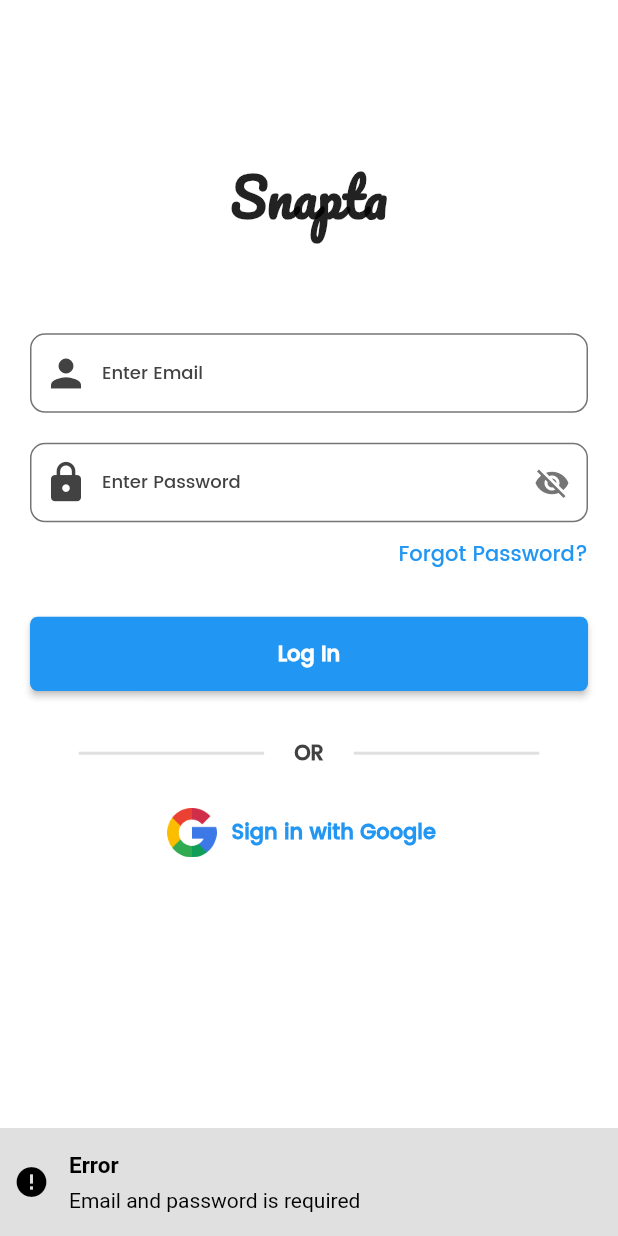
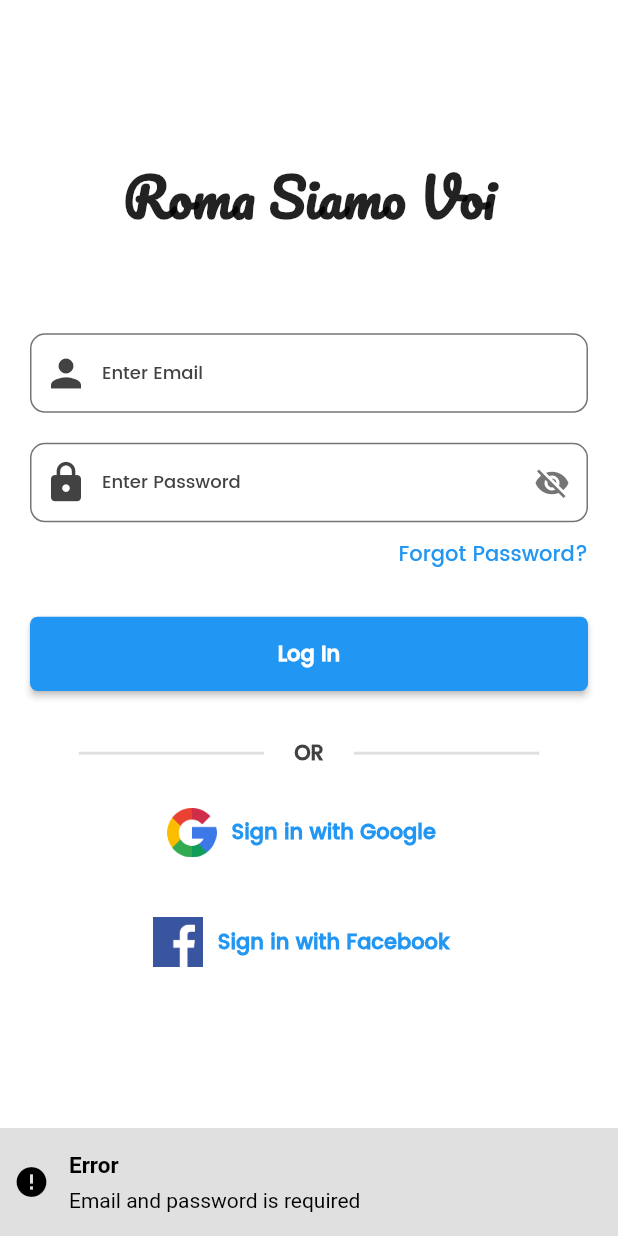
Before and after one commit to TechorraTeam/roma_siamo, a Flutter app: the screen it shows after launch, after a tap on "Log In", on a phone screen of 412 x 824 dp. Run offline on Flutter 3.47's test engine with Material 2 defaults, Android fonts, the phone set to English and light mode, and no system bars; drawn by our look-alikes of another_flushbar; our stand-ins replace cached_network_image, cloud_firestore, csc_picker, firebase_auth, firebase_core, firebase_messaging and 16 more; missing offline and left inert: fancy_drawer, flutter_facebook_login, giphy_get, linkable, photofilters, video_compress and 1 more; accounts and stored records are empty.

Commit message:
setup done

```diff
--- a/lib/Notification/notification.dart
+++ b/lib/Notification/notification.dart
@@ -5,9 +5,7 @@ import 'dart:convert';
 
 import 'package:pressfame_new/constant/global.dart';
 
-String serverKey =
-    "AAAAupZgIbg:APA91bELaqXMVzLrzQRjU1NTQRbZlI6iqqQ76U2DaqNO6izr2Q3Ej-OBTo1Z31sH3Je1BXeSHV3s2a46KJoKRyE0hAqjUFO4Bt7VIlCrNuFeUBs3e3Elp_vrLOPZOLBAKaFh5vuWLiNi";
-
+String serverKey = "AAAA6LfdX64:APA91bGqet2wIVyUpb6rpGOyW2MCr1NfeJQuaWwZ8ZHyMXMPsWPwIZEpQyryvVyxlmVk-uNaq_-PJ4M8Eb_m8hg0ZygJ68LqoNXV3BDL-PX_CrjM7ubR4ZBbmIpb-oQ1HU1K3M_tZjYW";
 setNotificationData(
     String peerId, String type, String message, String redirectId) {
   var time = DateTime.now().millisecondsSinceEpoch.toString();
--- a/lib/Screens/home.dart
+++ b/lib/Screens/home.dart
@@ -260,9 +260,9 @@ class _HomeState extends State<Home> with SingleTickerProviderStateMixin {
               backgroundColor: appColorWhite,
               elevation: 0,
               title: Text(
-                "Snapta",
+                "Roma Siamo Voi",
                 style: GoogleFonts.pacifico(
-                    fontSize: 25,
+                    fontSize: 22,
                     fontWeight: FontWeight.bold,
                     color: appColorBlack),
               ),
--- a/lib/Screens/login.dart
+++ b/lib/Screens/login.dart
@@ -1,4 +1,5 @@
 import 'dart:async';
+import 'dart:convert';
 import 'package:cloud_firestore/cloud_firestore.dart';
 import 'package:firebase_auth/firebase_auth.dart';
 import 'package:firebase_messaging/firebase_messaging.dart';
@@ -15,6 +16,9 @@ import 'package:flutter/cupertino.dart';
 import 'package:pressfame_new/share_preference/preferencesKey.dart';
 import 'package:shared_preferences/shared_preferences.dart';
 import 'forgotpass.dart';
+import 'package:flutter_facebook_login/flutter_facebook_login.dart';
+import 'package:http/http.dart' as http;
+
 
 class Login extends StatefulWidget {
   @override
@@ -82,7 +86,7 @@ class _LoginState extends State<Login> {
                                             const EdgeInsets.only(top: 100),
                                         child: Center(
                                             child: Text(
-                                          "Snapta",
+                                          "Roma Siamo Voi",
                                           style: GoogleFonts.pacifico(
                                               fontSize: 35,
                                               fontWeight: FontWeight.bold),
@@ -117,6 +121,7 @@ class _LoginState extends State<Login> {
                                       ),
                                       //numberButton(),
                                       googleButton(),
+                                      facebookButton(),
                                     ],
                                   ),
                                   isLoading == true
@@ -297,7 +302,7 @@ class _LoginState extends State<Login> {
 
   Widget googleButton() {
     return Padding(
-      padding: const EdgeInsets.only(top: 20, bottom: 30),
+      padding: const EdgeInsets.only(top: 20, bottom: 20),
       child: Container(
           width: SizeConfig.blockSizeHorizontal * 70,
           margin: EdgeInsets.fromLTRB(30.0, 5.0, 30.0, 5.0),
@@ -315,6 +320,35 @@ class _LoginState extends State<Login> {
                     padding: EdgeInsets.only(left: 10.0, right: 10.0),
                     child: new Text(
                       "Sign in with Google",
+                      style: TextStyle(
+                          color: fontColorBlue, fontWeight: FontWeight.bold),
+                    )),
+              ],
+            ),
+          )),
+    );
+  }
+
+  Widget facebookButton() {
+    return Padding(
+      padding: const EdgeInsets.only(top: 10, bottom: 10),
+      child: Container(
+          width: SizeConfig.blockSizeHorizontal * 70,
+          margin: EdgeInsets.fromLTRB(30.0, 5.0, 30.0, 5.0),
+          child: InkWell(
+            onTap: () {
+              loginWithFacebook();
+            },
+            child: new Row(
+              mainAxisSize: MainAxisSize.min,
+              mainAxisAlignment: MainAxisAlignment.center,
+              children: <Widget>[
+                new Image.asset('assets/images/facebook.png',
+                    height: SizeConfig.blockSizeVertical * 4),
+                new Container(
+                    padding: EdgeInsets.only(left: 10.0, right: 10.0),
+                    child: new Text(
+                      "Sign in with Facebook",
                       style: TextStyle(
                           color: fontColorBlue, fontWeight: FontWeight.bold),
                     )),
@@ -405,6 +439,47 @@ class _LoginState extends State<Login> {
     });
   }
 
+  //Facebook Login
+  loginWithFacebook () async {
+    FacebookLogin facebookLogin = FacebookLogin();
+    try{
+      setState(() {
+        emailNode.unfocus();
+        passwordNode.unfocus();
+      });
+      FacebookLoginResult facebookLoginResult = await facebookLogin.logIn(['email', 'public_profile']);
+      print(facebookLoginResult.errorMessage);
+      switch (facebookLoginResult.status) {
+
+        case FacebookLoginStatus.loggedIn:
+          final token = facebookLoginResult.accessToken.token;
+          await http.get(Uri.parse('https://graph.facebook.com/v2.12/me?fields=name,picture,email&access_token=${token}'));
+          UserCredential userCredential = await _auth.signInWithCredential(FacebookAuthProvider.credential(facebookLoginResult.accessToken.token));
+          final user = userCredential.user;
+          if (user.uid != null) {
+            checkUserExists(user.uid, user.email, user.displayName, user.photoURL);
+          }
+          break;
+
+        case FacebookLoginStatus.cancelledByUser:
+          return null;
+          break;
+
+        case FacebookLoginStatus.error:
+          return null;
+          break;
+
+        default:
+          return null;
+          break;
+      }
+    }catch(e){
+      print(e);
+      toast("Error", 'Failed to sign in with Facebook: $e', context);
+    }
+
+  }
+
   Future<void> _signInWithGoogle() async {
     try {
       setState(() {
--- a/lib/Screens/splashscreen.dart
+++ b/lib/Screens/splashscreen.dart
@@ -58,37 +58,13 @@ void dispose() {
   Widget build(BuildContext context) {
     SizeConfig().init(context);
     return Container(
-      color: Colors.white,
-      child: Stack(
-        children: <Widget>[
-          Padding(
-            padding: const EdgeInsets.all(50.0),
-            child: Center(
-              child: Container(
-                height: SizeConfig.safeBlockVertical * 20,
-                width: SizeConfig.screenWidth,
-                // height: 130,
-                // width: 130,
-                decoration: BoxDecoration(
-                  image: DecorationImage(
-                    image: AssetImage('assets/images/splash.png'),
-                    fit: BoxFit.contain,
-                  ),
-                ),
-              ),
-            ),
-          ),
-          // Align(
-          //   alignment: Alignment.bottomCenter,
-          //   child: Container(
-          //     height: 100,
-          //     width: 100,
-          //     child: Image.asset(
-          //       'assets/images/Layer2.png',
-          //     ),
-          //   ),
-          // ),
-        ],
+      height: SizeConfig.screenHeight,
+      width: SizeConfig.screenWidth,
+      decoration: BoxDecoration(
+        image: DecorationImage(
+          image: AssetImage('assets/images/splash.png'),
+          fit: BoxFit.cover,
+        ),
       ),
     );
   }
--- a/lib/main.dart
+++ b/lib/main.dart
@@ -2,6 +2,7 @@ import 'package:firebase_core/firebase_core.dart';
 import 'package:firebase_messaging/firebase_messaging.dart';
 import 'package:flutter/material.dart';
 import 'package:flutter/services.dart';
+import 'package:get/get.dart';
 import 'package:pressfame_new/Screens/splashscreen.dart';
 import 'package:pressfame_new/constant/Constant.dart';
 import 'package:shared_preferences/shared_preferences.dart';
@@ -22,7 +23,7 @@ Future main() async {
   SharedPreferences.getInstance().then(
     (prefs) async {
       runApp(
-        MaterialApp(
+        GetMaterialApp(
           debugShowCheckedModeBanner: false,
           title: "Snapta",
           theme: new ThemeData(
--- a/pubspec.yaml
+++ b/pubspec.yaml
@@ -61,7 +61,8 @@ dependencies:
   image_picker: ^0.8.0+3
   another_flushbar: ^1.10.20
   csc_picker: ^0.2.5
-  get:
+  flutter_facebook_login: ^3.0.0
+  get: ^4.1.4
 
 
 dev_dependencies:
```
Also changed, not shown: lib/Screens/createPost.dart (+6 -3 lines), assets/images/splash.png, pubspec.lock, 9 other files.
